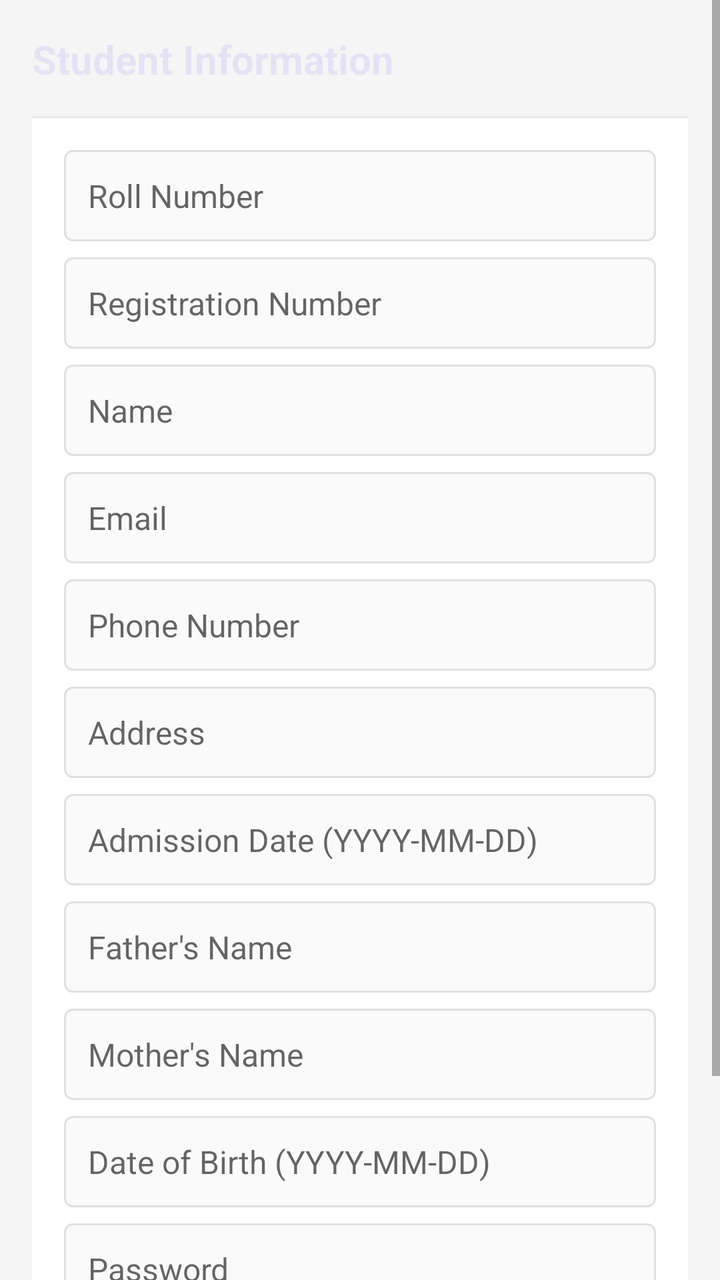
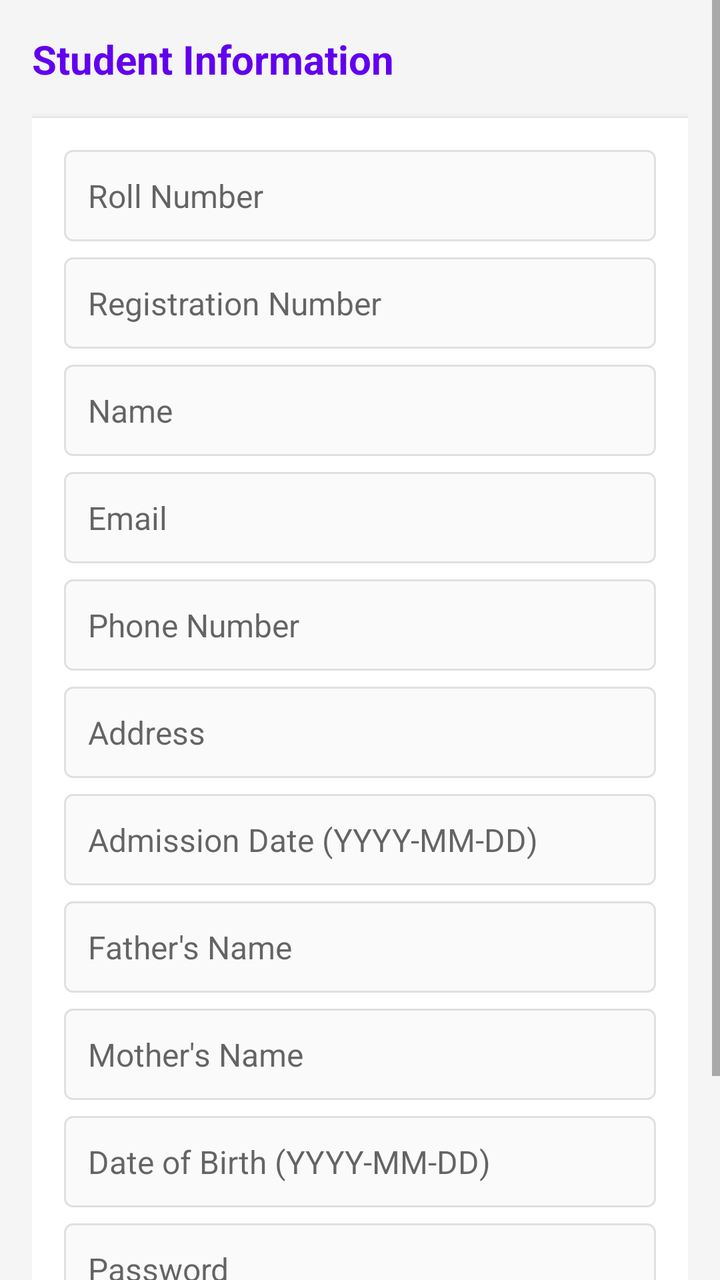

Compare the two renders of this Android layout. The source of the first and the diff that turns it into the second are given below.
<!-- AndroidManifest.xml: application theme Theme.AppCompat.Light.DarkActionBar -->
<!-- res/layout/dialog_add_student.xml -->
<?xml version="1.0" encoding="utf-8"?>
<ScrollView xmlns:android="http://schemas.android.com/apk/res/android"
    android:layout_width="match_parent"
    android:layout_height="match_parent"
    android:background="#f5f5f5"
    android:fillViewport="true">

    <LinearLayout
        android:orientation="vertical"
        android:layout_width="match_parent"
        android:layout_height="wrap_content"
        android:padding="16dp">

        <TextView
            android:layout_width="match_parent"
            android:layout_height="wrap_content"
            android:text="Student Information"
            android:textSize="20sp"
            android:textColor="#141415ff"
            android:textStyle="bold"
            android:layout_marginBottom="16dp"/>

        <LinearLayout
            android:layout_width="match_parent"
            android:layout_height="wrap_content"
            android:orientation="vertical"
            android:background="@android:color/white"
            android:padding="16dp"
            android:elevation="2dp">

            <EditText android:id="@+id/et_roll"
                android:hint="Roll Number"
                android:layout_width="match_parent"
                android:layout_height="wrap_content"
                android:textSize="16sp"
                android:padding="12dp"
                android:background="@drawable/edittext_bg"/>

            <EditText android:id="@+id/et_reg"
                android:hint="Registration Number"
                android:layout_width="match_parent"
                android:layout_height="wrap_content"
                android:textSize="16sp"
                android:padding="12dp"
                android:layout_marginTop="8dp"
                android:background="@drawable/edittext_bg"/>

            <EditText android:id="@+id/et_name"
                android:hint="Name"
                android:layout_width="match_parent"
                android:layout_height="wrap_content"
                android:textSize="16sp"
                android:padding="12dp"
                android:layout_marginTop="8dp"
                android:background="@drawable/edittext_bg"/>

            <EditText android:id="@+id/et_email"
                android:hint="Email"
                android:inputType="textEmailAddress"
                android:layout_width="match_parent"
                android:layout_height="wrap_content"
                android:textSize="16sp"
                android:padding="12dp"
                android:layout_marginTop="8dp"
                android:background="@drawable/edittext_bg"/>

            <EditText android:id="@+id/et_phone"
                android:hint="Phone Number"
                android:inputType="phone"
                android:layout_width="match_parent"
                android:layout_height="wrap_content"
                android:textSize="16sp"
                android:padding="12dp"
                android:layout_marginTop="8dp"
                android:background="@drawable/edittext_bg"/>

            <EditText android:id="@+id/et_address"
                android:hint="Address"
                android:layout_width="match_parent"
                android:layout_height="wrap_content"
                android:textSize="16sp"
                android:padding="12dp"
                android:layout_marginTop="8dp"
                android:background="@drawable/edittext_bg"/>

            <EditText android:id="@+id/et_admission_date"
                android:hint="Admission Date (YYYY-MM-DD)"
                android:layout_width="match_parent"
                android:layout_height="wrap_content"
                android:textSize="16sp"
                android:padding="12dp"
                android:layout_marginTop="8dp"
                android:background="@drawable/edittext_bg"/>

            <EditText android:id="@+id/et_father"
                android:hint="Father's Name"
                android:layout_width="match_parent"
                android:layout_height="wrap_content"
                android:textSize="16sp"
                android:padding="12dp"
                android:layout_marginTop="8dp"
                android:background="@drawable/edittext_bg"/>

            <EditText android:id="@+id/et_mother"
                android:hint="Mother's Name"
                android:layout_width="match_parent"
                android:layout_height="wrap_content"
                android:textSize="16sp"
                android:padding="12dp"
                android:layout_marginTop="8dp"
                android:background="@drawable/edittext_bg"/>

            <EditText android:id="@+id/et_dob"
                android:hint="Date of Birth (YYYY-MM-DD)"
                android:layout_width="match_parent"
                android:layout_height="wrap_content"
                android:textSize="16sp"
                android:padding="12dp"
                android:layout_marginTop="8dp"
                android:background="@drawable/edittext_bg"/>

            <EditText android:id="@+id/et_password"
                android:hint="Password"
                android:inputType="textPassword"
                android:layout_width="match_parent"
                android:layout_height="wrap_content"
                android:textSize="16sp"
                android:padding="12dp"
                android:layout_marginTop="8dp"
                android:background="@drawable/edittext_bg"/>

            <Button
                android:layout_width="match_parent"
                android:layout_height="48dp"
                android:text="Submit"
                android:layout_marginTop="24dp"
                android:backgroundTint="#131313ff"
                android:textColor="@android:color/white"
                android:textAllCaps="false"
                android:elevation="2dp"/>
        </LinearLayout>
    </LinearLayout>
</ScrollView>
<!-- resources referenced by this layout -->
<resources>
  <!-- drawable edittext_bg (drawable) -->
  <shape xmlns:android="http://schemas.android.com/apk/res/android">
      <solid android:color="#fafafa"/>
      <corners android:radius="4dp"/>
      <stroke android:width="1dp" android:color="#e0e0e0"/>
  </shape>
</resources>

<!-- the commit's change to res/layout/dialog_add_student.xml (unified diff, before → after) -->
@@ -16,7 +16,7 @@
             android:layout_height="wrap_content"
             android:text="Student Information"
             android:textSize="20sp"
-            android:textColor="#141415ff"
+            android:textColor="#6200EE"
             android:textStyle="bold"
             android:layout_marginBottom="16dp"/>
 
@@ -134,7 +134,7 @@
                 android:layout_height="48dp"
                 android:text="Submit"
                 android:layout_marginTop="24dp"
-                android:backgroundTint="#131313ff"
+                android:backgroundTint="#6200EE"
                 android:textColor="@android:color/white"
                 android:textAllCaps="false"
                 android:elevation="2dp"/>
